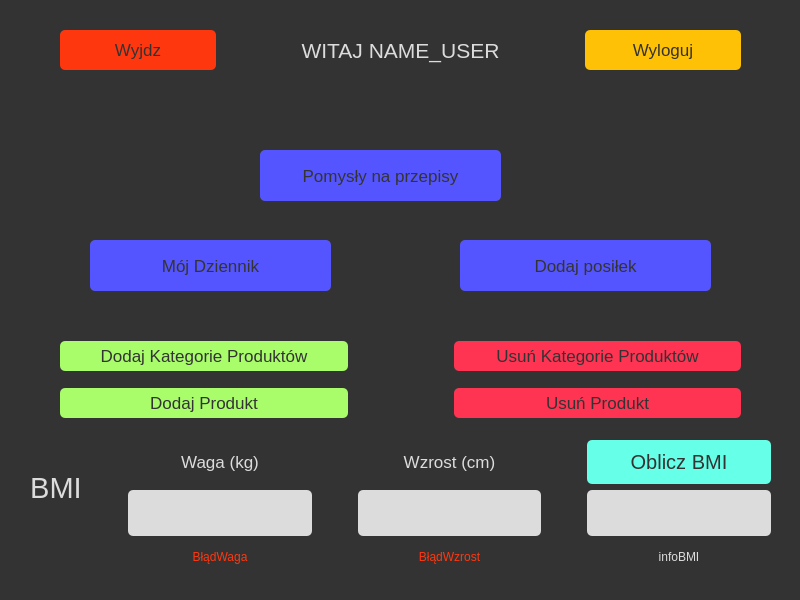
This is kalkulator.ui in Czajsoon/TwojeKalorieApp as Qt 5 draws it before an edit. The edited form follows.
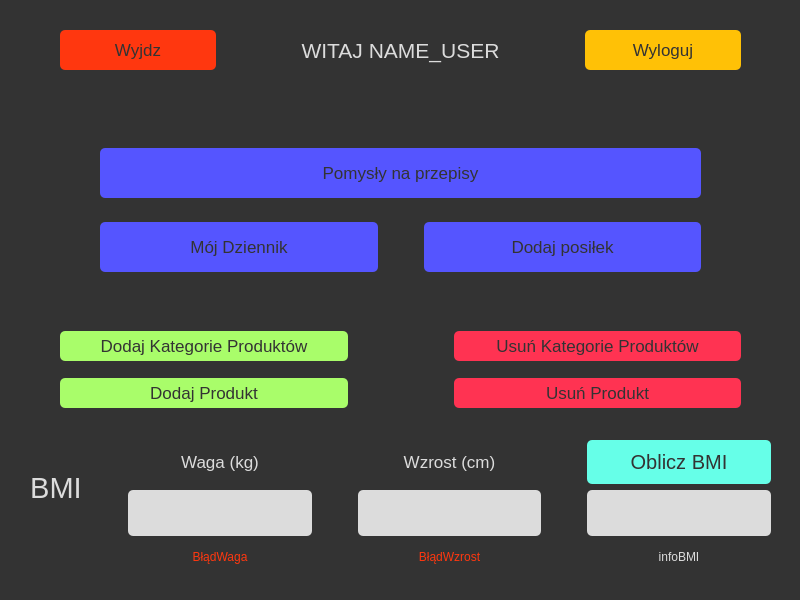
This is the edited form.

Patch:
```diff
--- a/kalkulator.ui
+++ b/kalkulator.ui
@@ -175,6 +175,24 @@
 	background-color: rgb(85, 85, 255);
 color: rgb(51, 51, 51);
 font-size:17px;
+padding:15px;
+}
+
+QPushButton#MojDziennik{
+	background-color: rgb(85, 85, 255);
+color: rgb(51, 51, 51);
+font-size:17px;
+padding:15px;
+margin-right:20px;
+}
+
+QPushButton#dodajPosilek{
+	background-color: rgb(85, 85, 255);
+color: rgb(51, 51, 51);
+font-size:17px;
+padding:15px;
+margin-left:20px;
+
 }</string>
    </property>
    <widget class="QWidget" name="gridLayoutWidget">
@@ -368,7 +386,7 @@
     <property name="geometry">
      <rect>
       <x>10</x>
-      <y>330</y>
+      <y>320</y>
       <width>781</width>
       <height>101</height>
      </rect>
@@ -404,45 +422,39 @@
      </item>
     </layout>
    </widget>
-   <widget class="QPushButton" name="dodajPosilek">
+   <widget class="QWidget" name="gridLayoutWidget_3">
     <property name="geometry">
      <rect>
-      <x>460</x>
-      <y>240</y>
-      <width>251</width>
-      <height>51</height>
+      <x>100</x>
+      <y>130</y>
+      <width>601</width>
+      <height>161</height>
      </rect>
     </property>
-    <property name="text">
-     <string>Dodaj posiłek</string>
-    </property>
-   </widget>
+    <layout class="QGridLayout" name="gridLayout_3">
+     <item row="1" column="0">
    <widget class="QPushButton" name="MojDziennik">
-    <property name="geometry">
-     <rect>
-      <x>90</x>
-      <y>240</y>
-      <width>241</width>
-      <height>51</height>
-     </rect>
-    </property>
     <property name="text">
      <string>Mój Dziennik</string>
     </property>
    </widget>
+     </item>
+     <item row="1" column="1">
+      <widget class="QPushButton" name="dodajPosilek">
+       <property name="text">
+        <string>Dodaj posiłek</string>
+       </property>
+      </widget>
+     </item>
+     <item row="0" column="0" colspan="2">
    <widget class="QPushButton" name="Ideas">
-    <property name="geometry">
-     <rect>
-      <x>260</x>
-      <y>150</y>
-      <width>241</width>
-      <height>51</height>
-     </rect>
-    </property>
     <property name="text">
      <string>Pomysły na przepisy</string>
     </property>
    </widget>
+     </item>
+    </layout>
+   </widget>
   </widget>
   <widget class="QMenuBar" name="menubar">
    <property name="geometry">
```
Left out of the diff: 2 changed lines with no effect on the pictures. Lines whose indentation alone changed are shown as unchanged.
